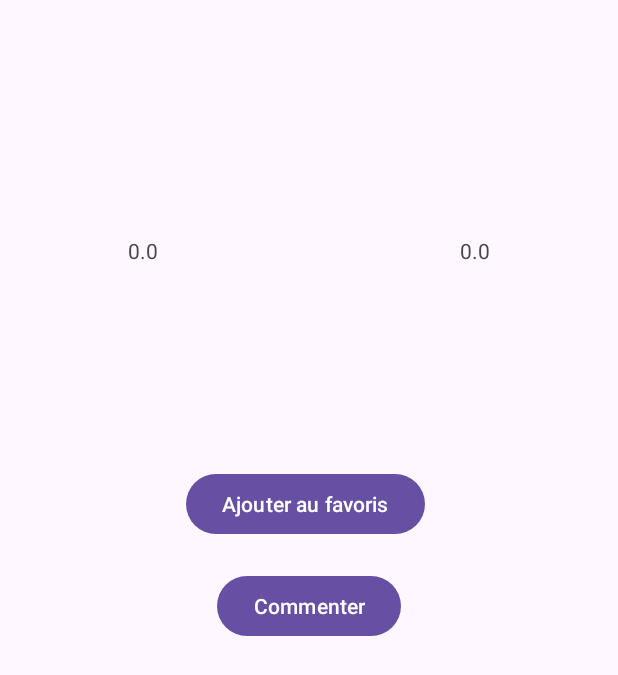
After one commit to felixgravel/TP3VeilleTechnologique, an Android app built with Jetpack Compose: the ParkInfoActivity screen opened directly, with no data from a screen before it, on a phone screen of 412 x 824 dp. The commit adds this screen. Shown: the top 675 px of the screen. Run offline under Robolectric (Android 15) with nearby library versions, the phone set to English and light mode, and no system bars.

Commit message:
recyclerView and info page almost complete

```diff
--- a/app/src/main/AndroidManifest.xml
+++ b/app/src/main/AndroidManifest.xml
@@ -64,6 +64,10 @@
                 <category android:name="android.intent.category.LAUNCHER" />
             </intent-filter>
         </activity>
+        <activity
+            android:name=".ParkInfoActivity"
+            android:exported="false"
+            android:theme="@style/Theme.TP3VeilleTechnologique" />
     </application>
 
 </manifest>
--- /dev/null
+++ b/app/src/main/java/com/example/tp3veilletechnologique/ParkInfoActivity.kt
@@ -0,0 +1,23 @@
+package com.example.tp3veilletechnologique
+
+import android.os.Bundle
+import android.widget.TextView
+import androidx.appcompat.app.AppCompatActivity
+
+class ParkInfoActivity: AppCompatActivity() {
+    override fun onCreate(savedInstanceState: Bundle?) {
+        super.onCreate(savedInstanceState)
+        setContentView(R.layout.park_info)
+
+        val parkName = intent.getStringExtra("parkName")
+        val location = intent.getStringExtra("parkLocation")
+        val latitude = intent.getDoubleExtra("parkLatitude", 0.0)
+        val longitude = intent.getDoubleExtra("parkLongitude", 0.0)
+
+
+        findViewById<TextView>(R.id.ParkName).text = parkName
+        findViewById<TextView>(R.id.Location).text = location
+        findViewById<TextView>(R.id.Latitude).text = latitude.toString()
+        findViewById<TextView>(R.id.Longitude).text = longitude.toString()
+    }
+}
--- /dev/null
+++ b/app/src/main/res/layout/park_info.xml
@@ -0,0 +1,77 @@
+<?xml version="1.0" encoding="utf-8"?>
+<androidx.constraintlayout.widget.ConstraintLayout xmlns:android="http://schemas.android.com/apk/res/android"
+    xmlns:app="http://schemas.android.com/apk/res-auto"
+    android:layout_width="match_parent"
+    android:layout_height="match_parent">
+
+    <TextView
+        android:id="@+id/ParkName"
+        android:layout_width="wrap_content"
+        android:layout_height="wrap_content"
+        android:layout_marginStart="172dp"
+        android:layout_marginTop="35dp"
+        android:layout_marginEnd="172dp"
+        android:layout_marginBottom="35dp"
+        android:text="ParkName"
+        app:layout_constraintBottom_toTopOf="@+id/Location"
+        app:layout_constraintEnd_toEndOf="parent"
+        app:layout_constraintStart_toStartOf="parent"
+        app:layout_constraintTop_toTopOf="parent" />
+
+    <TextView
+        android:id="@+id/Location"
+        android:layout_width="wrap_content"
+        android:layout_height="wrap_content"
+        android:layout_marginStart="172dp"
+        android:layout_marginEnd="172dp"
+        android:layout_marginBottom="48dp"
+        android:text="Location"
+        app:layout_constraintBottom_toTopOf="@+id/Latitude"
+        app:layout_constraintEnd_toEndOf="parent"
+        app:layout_constraintStart_toStartOf="parent" />
+
+    <TextView
+        android:id="@+id/Latitude"
+        android:layout_width="wrap_content"
+        android:layout_height="wrap_content"
+        android:layout_marginStart="85dp"
+        android:layout_marginTop="157dp"
+        android:text="Latitude"
+        app:layout_constraintStart_toStartOf="parent"
+        app:layout_constraintTop_toTopOf="parent" />
+
+    <TextView
+        android:id="@+id/Longitude"
+        android:layout_width="wrap_content"
+        android:layout_height="wrap_content"
+        android:layout_marginTop="157dp"
+        android:layout_marginEnd="85dp"
+        android:text="Longitude"
+        app:layout_constraintEnd_toEndOf="parent"
+        app:layout_constraintTop_toTopOf="parent" />
+
+    <Button
+        android:id="@+id/FavorisButton"
+        android:layout_width="wrap_content"
+        android:layout_height="wrap_content"
+        android:layout_marginStart="124dp"
+        android:layout_marginEnd="124dp"
+        android:layout_marginBottom="20dp"
+        android:text="Ajouter au favoris"
+        app:layout_constraintBottom_toTopOf="@+id/CommenterButton"
+        app:layout_constraintEnd_toEndOf="parent"
+        app:layout_constraintHorizontal_bias="0.0"
+        app:layout_constraintStart_toStartOf="parent" />
+
+    <Button
+        android:id="@+id/CommenterButton"
+        android:layout_width="wrap_content"
+        android:layout_height="wrap_content"
+        android:layout_marginStart="144dp"
+        android:layout_marginEnd="144dp"
+        android:layout_marginBottom="396dp"
+        android:text="Commenter"
+        app:layout_constraintBottom_toBottomOf="parent"
+        app:layout_constraintEnd_toEndOf="parent"
+        app:layout_constraintStart_toStartOf="parent" />
+</androidx.constraintlayout.widget.ConstraintLayout>
```
Also changed, not shown: app/src/main/java/com/example/tp3veilletechnologique/MapsActivity.kt (+80 -3 lines), app/src/main/java/com/example/tp3veilletechnologique/Parks_RecyclerViewAdapter.kt (added, +43 -0 lines), app/src/main/res/layout/activity_maps.xml (+11 -6 lines), app/src/main/res/layout/recycler_view_row.xml (added, +52 -0 lines).
